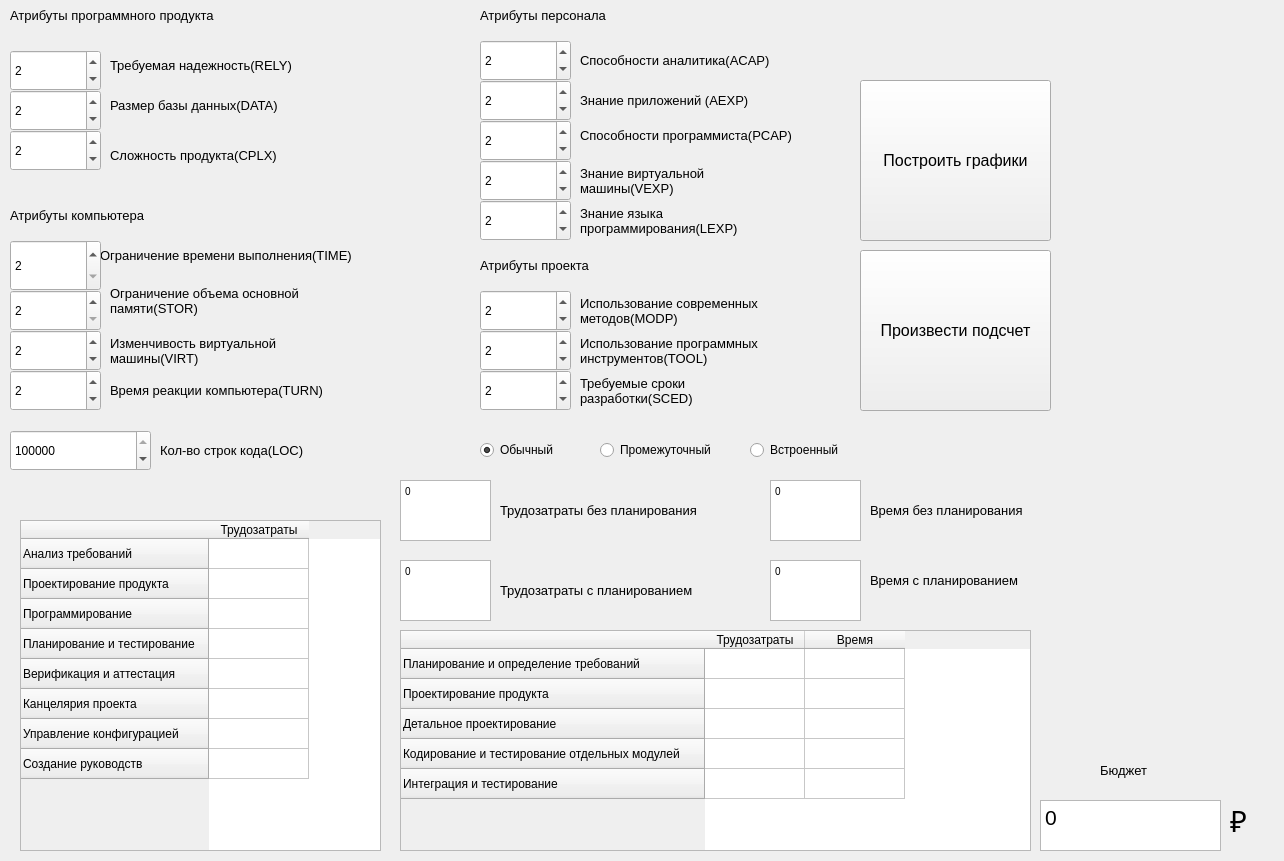
Qt form Lab6_EPE/mainwindow.ui (sibastr/the-economics-of-software-engineering) before a commit.
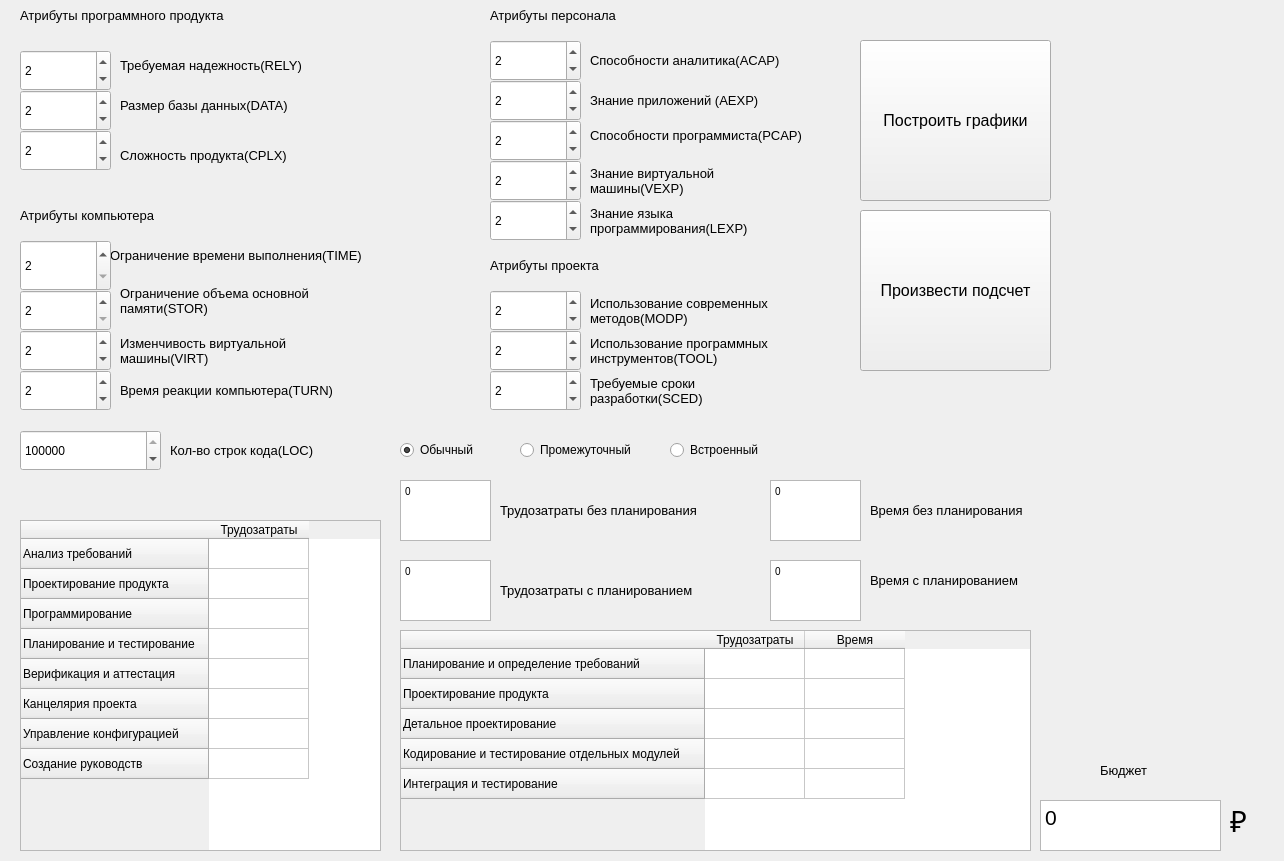
The same form after that commit.

What changed in the file:
```diff
--- a/Lab6_EPE/mainwindow.ui
+++ b/Lab6_EPE/mainwindow.ui
@@ -14,7 +14,7 @@
    <widget class="QLabel" name="label_2">
     <property name="geometry">
      <rect>
-      <x>110</x>
+      <x>120</x>
       <y>50</y>
       <width>271</width>
       <height>31</height>
@@ -33,7 +33,7 @@
     <property name="geometry">
      <rect>
       <x>860</x>
-      <y>250</y>
+      <y>210</y>
       <width>191</width>
       <height>161</height>
      </rect>
@@ -51,7 +51,7 @@
     <property name="geometry">
      <rect>
       <x>860</x>
-      <y>80</y>
+      <y>40</y>
       <width>191</width>
       <height>161</height>
      </rect>
@@ -68,7 +68,7 @@
    <widget class="QLabel" name="label_3">
     <property name="geometry">
      <rect>
-      <x>110</x>
+      <x>120</x>
       <y>90</y>
       <width>241</width>
       <height>31</height>
@@ -86,7 +86,7 @@
    <widget class="QLabel" name="label_4">
     <property name="geometry">
      <rect>
-      <x>110</x>
+      <x>120</x>
       <y>130</y>
       <width>261</width>
       <height>51</height>
@@ -104,7 +104,7 @@
    <widget class="QLabel" name="label_5">
     <property name="geometry">
      <rect>
-      <x>110</x>
+      <x>120</x>
       <y>280</y>
       <width>311</width>
       <height>41</height>
@@ -123,7 +123,7 @@
    <widget class="QLabel" name="label_6">
     <property name="geometry">
      <rect>
-      <x>100</x>
+      <x>110</x>
       <y>240</y>
       <width>331</width>
       <height>31</height>
@@ -147,7 +147,7 @@
    <widget class="QLabel" name="label_9">
     <property name="geometry">
      <rect>
-      <x>110</x>
+      <x>120</x>
       <y>370</y>
       <width>311</width>
       <height>41</height>
@@ -165,7 +165,7 @@
    <widget class="QLabel" name="label_11">
     <property name="geometry">
      <rect>
-      <x>580</x>
+      <x>590</x>
       <y>80</y>
       <width>231</width>
       <height>41</height>
@@ -183,7 +183,7 @@
    <widget class="QLabel" name="label_12">
     <property name="geometry">
      <rect>
-      <x>580</x>
+      <x>590</x>
       <y>50</y>
       <width>261</width>
       <height>21</height>
@@ -204,7 +204,7 @@
     </property>
     <property name="geometry">
      <rect>
-      <x>580</x>
+      <x>590</x>
       <y>120</y>
       <width>281</width>
       <height>31</height>
@@ -222,7 +222,7 @@
    <widget class="QLabel" name="label_20">
     <property name="geometry">
      <rect>
-      <x>580</x>
+      <x>590</x>
       <y>160</y>
       <width>231</width>
       <height>41</height>
@@ -247,7 +247,7 @@
    <widget class="QLabel" name="label_22">
     <property name="geometry">
      <rect>
-      <x>580</x>
+      <x>590</x>
       <y>200</y>
       <width>291</width>
       <height>41</height>
@@ -272,7 +272,7 @@
    <widget class="QLabel" name="label_23">
     <property name="geometry">
      <rect>
-      <x>580</x>
+      <x>590</x>
       <y>330</y>
       <width>271</width>
       <height>41</height>
@@ -297,7 +297,7 @@
    <widget class="QLabel" name="label_25">
     <property name="geometry">
      <rect>
-      <x>580</x>
+      <x>590</x>
       <y>290</y>
       <width>261</width>
       <height>41</height>
@@ -322,7 +322,7 @@
    <widget class="QLabel" name="label_26">
     <property name="geometry">
      <rect>
-      <x>580</x>
+      <x>590</x>
       <y>370</y>
       <width>231</width>
       <height>41</height>
@@ -347,7 +347,7 @@
    <widget class="QSpinBox" name="RELY">
     <property name="geometry">
      <rect>
-      <x>10</x>
+      <x>20</x>
       <y>50</y>
       <width>91</width>
       <height>41</height>
@@ -363,7 +363,7 @@
    <widget class="QSpinBox" name="DATA">
     <property name="geometry">
      <rect>
-      <x>10</x>
+      <x>20</x>
       <y>90</y>
       <width>91</width>
       <height>41</height>
@@ -382,7 +382,7 @@
    <widget class="QSpinBox" name="CPLX">
     <property name="geometry">
      <rect>
-      <x>10</x>
+      <x>20</x>
       <y>130</y>
       <width>91</width>
       <height>41</height>
@@ -398,7 +398,7 @@
    <widget class="QSpinBox" name="TIME">
     <property name="geometry">
      <rect>
-      <x>10</x>
+      <x>20</x>
       <y>240</y>
       <width>91</width>
       <height>51</height>
@@ -417,7 +417,7 @@
    <widget class="QSpinBox" name="STOR">
     <property name="geometry">
      <rect>
-      <x>10</x>
+      <x>20</x>
       <y>290</y>
       <width>91</width>
       <height>41</height>
@@ -436,7 +436,7 @@
    <widget class="QSpinBox" name="VIRT">
     <property name="geometry">
      <rect>
-      <x>10</x>
+      <x>20</x>
       <y>330</y>
       <width>91</width>
       <height>41</height>
@@ -455,7 +455,7 @@
    <widget class="QSpinBox" name="ACAP">
     <property name="geometry">
      <rect>
-      <x>480</x>
+      <x>490</x>
       <y>40</y>
       <width>91</width>
       <height>41</height>
@@ -471,7 +471,7 @@
    <widget class="QSpinBox" name="AEXP">
     <property name="geometry">
      <rect>
-      <x>480</x>
+      <x>490</x>
       <y>80</y>
       <width>91</width>
       <height>41</height>
@@ -487,7 +487,7 @@
    <widget class="QSpinBox" name="PCAP">
     <property name="geometry">
      <rect>
-      <x>480</x>
+      <x>490</x>
       <y>120</y>
       <width>91</width>
       <height>41</height>
@@ -509,7 +509,7 @@
    <widget class="QSpinBox" name="SCED">
     <property name="geometry">
      <rect>
-      <x>480</x>
+      <x>490</x>
       <y>370</y>
       <width>91</width>
       <height>41</height>
@@ -531,7 +531,7 @@
    <widget class="QSpinBox" name="MODP">
     <property name="geometry">
      <rect>
-      <x>480</x>
+      <x>490</x>
       <y>290</y>
       <width>91</width>
       <height>41</height>
@@ -553,7 +553,7 @@
    <widget class="QSpinBox" name="TOOL">
     <property name="geometry">
      <rect>
-      <x>480</x>
+      <x>490</x>
       <y>330</y>
       <width>91</width>
       <height>41</height>
@@ -575,7 +575,7 @@
    <widget class="QSpinBox" name="VEXP">
     <property name="geometry">
      <rect>
-      <x>480</x>
+      <x>490</x>
       <y>160</y>
       <width>91</width>
       <height>41</height>
@@ -597,7 +597,7 @@
    <widget class="QSpinBox" name="LEXP">
     <property name="geometry">
      <rect>
-      <x>480</x>
+      <x>490</x>
       <y>200</y>
       <width>91</width>
       <height>41</height>
@@ -619,7 +619,7 @@
    <widget class="QSpinBox" name="TURN">
     <property name="geometry">
      <rect>
-      <x>10</x>
+      <x>20</x>
       <y>370</y>
       <width>91</width>
       <height>41</height>
@@ -638,7 +638,7 @@
    <widget class="QLabel" name="label_13">
     <property name="geometry">
      <rect>
-      <x>110</x>
+      <x>120</x>
       <y>320</y>
       <width>291</width>
       <height>61</height>
@@ -657,7 +657,7 @@
    <widget class="QLabel" name="label_14">
     <property name="geometry">
      <rect>
-      <x>160</x>
+      <x>170</x>
       <y>420</y>
       <width>201</width>
       <height>61</height>
@@ -675,7 +675,7 @@
    <widget class="QSpinBox" name="LOC">
     <property name="geometry">
      <rect>
-      <x>10</x>
+      <x>20</x>
       <y>430</y>
       <width>141</width>
       <height>41</height>
@@ -691,7 +691,7 @@
    <widget class="QLabel" name="label_7">
     <property name="geometry">
      <rect>
-      <x>10</x>
+      <x>20</x>
       <y>0</y>
       <width>271</width>
       <height>31</height>
@@ -709,7 +709,7 @@
    <widget class="QLabel" name="label_8">
     <property name="geometry">
      <rect>
-      <x>10</x>
+      <x>20</x>
       <y>200</y>
       <width>271</width>
       <height>31</height>
@@ -727,7 +727,7 @@
    <widget class="QLabel" name="label_10">
     <property name="geometry">
      <rect>
-      <x>480</x>
+      <x>490</x>
       <y>0</y>
       <width>271</width>
       <height>31</height>
@@ -745,7 +745,7 @@
    <widget class="QLabel" name="label_15">
     <property name="geometry">
      <rect>
-      <x>480</x>
+      <x>490</x>
       <y>250</y>
       <width>271</width>
       <height>31</height>
@@ -903,7 +903,7 @@
    <widget class="QRadioButton" name="normal">
     <property name="geometry">
      <rect>
-      <x>480</x>
+      <x>400</x>
       <y>440</y>
       <width>95</width>
       <height>20</height>
@@ -919,7 +919,7 @@
    <widget class="QRadioButton" name="inter">
     <property name="geometry">
      <rect>
-      <x>600</x>
+      <x>520</x>
       <y>440</y>
       <width>121</width>
       <height>20</height>
@@ -932,7 +932,7 @@
    <widget class="QRadioButton" name="inbuilt">
     <property name="geometry">
      <rect>
-      <x>750</x>
+      <x>670</x>
       <y>440</y>
       <width>95</width>
       <height>20</height>
```
